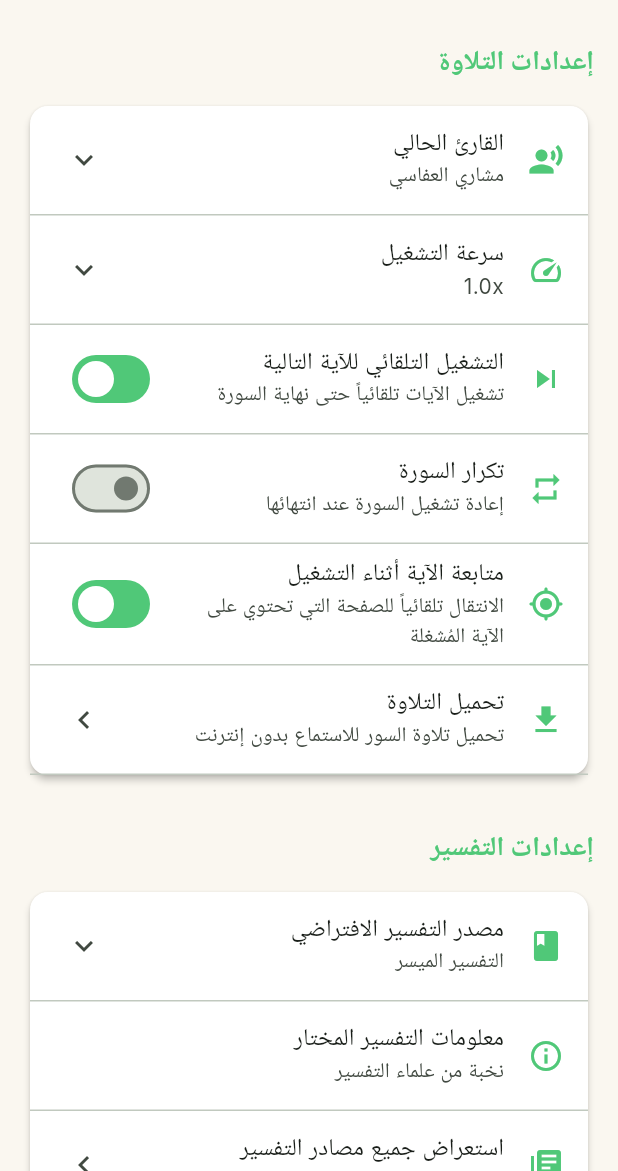
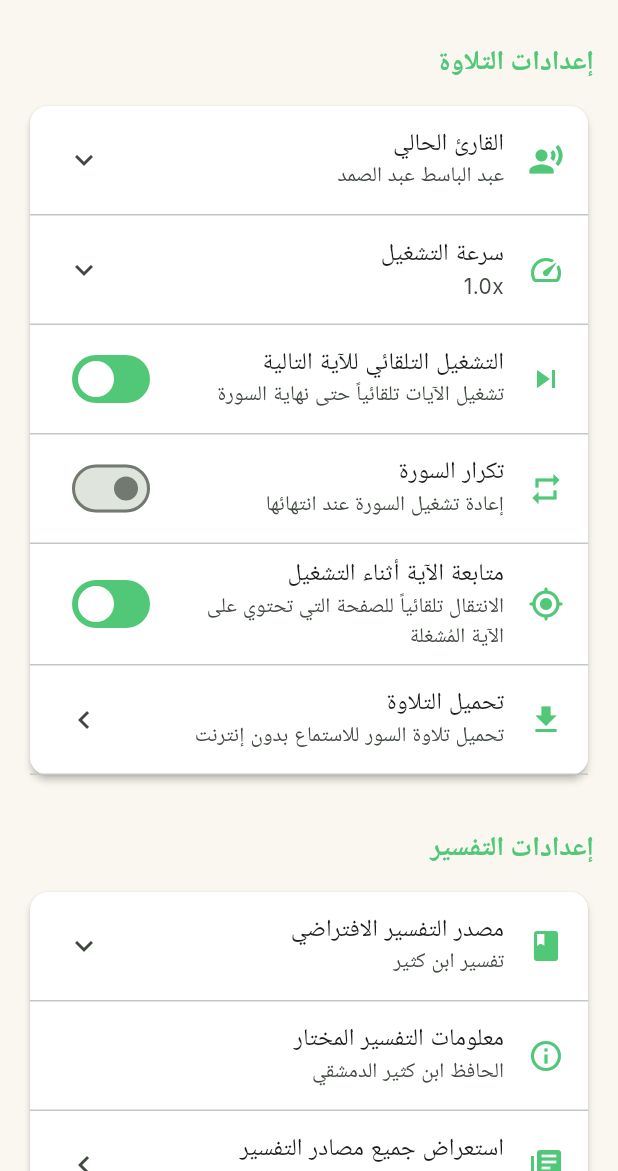
Before and after one commit to helalxp/quran_app, a Flutter app: the SettingsScreen screen opened directly, on a phone screen of 412 x 824 dp, the part 65-1236 px from its top. Run offline on Flutter 3.47's test engine with Material 3 defaults, Android fonts, the light colour scheme and no system bars; our stand-ins replace audio_service, firebase_analytics, firebase_core, flutter_svg, hive_flutter, just_audio and 2 more; accounts and stored records are empty; Roboto replaces fonts that are missing (Inter).

Commit message:
tafsir and reciters all working

```diff
--- a/lib/constants/api_constants.dart
+++ b/lib/constants/api_constants.dart
@@ -26,7 +26,7 @@ class ApiConstants {
   }
 
   static String getVerseTranslation(int surah, int ayah, int translationId) {
-    return '$quranComBase/$translationId/$surah/$ayah';
+    return '$quranComBase$translationId/$surah/$ayah';
   }
 
   /// Mapping from API codes to Arabic reciter names
@@ -54,14 +54,14 @@ class ApiConstants {
 
   /// Audio reciter configurations
   static const Map<String, ReciterConfig> reciterConfigs = {
+    'عبد الباسط عبد الصمد': ReciterConfig(
+      baseUrl: '$everyAyahBase/Abdul_Basit_Murattal_192kbps',
+      fallbackUrl: '$everyAyahBase/AbdulSamad_64kbps_QuranCentral.com',
+      format: 'mp3',
+    ),
     'مشاري راشد العفاسي': ReciterConfig(
       baseUrl: '$everyAyahBase/Alafasy_128kbps',
       fallbackUrl: '$everyAyahBase/Alafasy_64kbps',
-      format: 'mp3',
-    ),
-    'عبد الباسط عبد الصمد': ReciterConfig(
-      baseUrl: '$everyAyahBase/Abdul_Basit_Murattal_192kbps',
-      fallbackUrl: '$everyAyahBase/AbdulSamad_64kbps_QuranCentral.com',
       format: 'mp3',
     ),
     'محمد صديق المنشاوي': ReciterConfig(
--- a/lib/constants/settings_data.dart
+++ b/lib/constants/settings_data.dart
@@ -42,6 +42,17 @@ class SettingsData {
 
   /// Comprehensive tafsir information for settings UI
   static const Map<String, TafsirInfo> tafsirInfo = {
+    'تفسير ابن كثير': TafsirInfo(
+      englishName: 'Ibn Kathir',
+      fullArabicName: 'تفسير القرآن العظيم',
+      author: 'الحافظ ابن كثير الدمشقي',
+      authorLifespan: '(701-774 هـ)',
+      description: 'تفسير شامل ومفصل يعتمد على القرآن والسنة والأثر.',
+      methodology: 'منهج السلف في التفسير بالمأثور',
+      features: ['تفسير بالقرآن والسنة', 'أسباب النزول', 'الأحاديث الصحيحة'],
+      difficulty: 'متوسط إلى متقدم',
+      volumes: '8 مجلدات',
+    ),
     'التفسير الميسر': TafsirInfo(
       englishName: 'Al-Muyassar',
       fullArabicName: 'التفسير الميسر',
@@ -74,17 +85,6 @@ class SettingsData {
       features: ['الوضوح والاعتدال', 'الفوائد العملية', 'التطبيق المعاصر'],
       difficulty: 'متوسط',
       volumes: 'مجلد واحد',
-    ),
-    'تفسير ابن كثير': TafsirInfo(
-      englishName: 'Ibn Kathir',
-      fullArabicName: 'تفسير القرآن العظيم',
-      author: 'الحافظ ابن كثير الدمشقي',
-      authorLifespan: '(701-774 هـ)',
-      description: 'تفسير شامل ومفصل يعتمد على القرآن والسنة والأثر.',
-      methodology: 'منهج السلف في التفسير بالمأثور',
-      features: ['تفسير بالقرآن والسنة', 'أسباب النزول', 'الأحاديث الصحيحة'],
-      difficulty: 'متوسط إلى متقدم',
-      volumes: '8 مجلدات',
     ),
     'تفسير الطبري': TafsirInfo(
       englishName: 'At-Tabari',
--- a/lib/settings_screen.dart
+++ b/lib/settings_screen.dart
@@ -30,8 +30,8 @@ class SettingsScreen extends StatefulWidget {
 class _SettingsScreenState extends State<SettingsScreen> with TickerProviderStateMixin {
   late AnimationController _fadeController;
   late List<AnimationController> _sectionControllers;
-  String _selectedReciter = 'مشاري راشد العفاسي';
-  String _selectedTafsir = 'التفسير الميسر';
+  String _selectedReciter = 'عبد الباسط عبد الصمد';
+  String _selectedTafsir = 'تفسير ابن كثير';
   double _playbackSpeed = 1.0;
   bool _autoPlayNext = true;
   bool _repeatSurah = false;
@@ -49,8 +49,8 @@ class _SettingsScreenState extends State<SettingsScreen> with TickerProviderStat
   // Enhanced reciter list with more options
   // SYNCHRONIZED: This is now the single source of truth for reciters.
   final Map<String, ReciterInfo> _reciters = {
+    'عبد الباسط عبد الصمد': ReciterInfo('Abdul Basit', 'Abdul_Basit_Murattal_192kbps'),
     'مشاري العفاسي': ReciterInfo('Mishary Alafasy', 'Alafasy_128kbps'),
-    'عبد الباسط عبد الصمد': ReciterInfo('Abdul Basit', 'Abdul_Basit_Murattal_192kbps'),
     'عبد الرحمن السديس': ReciterInfo('Abdur-Rahman as-Sudais', 'Sudais_128kbps'),
     'ماهر المعيقلي': ReciterInfo('Maher Al Muaiqly', 'MaherAlMuaiqly128kbps'),
     'محمد صديق المنشاوي': ReciterInfo('Minshawi', 'Minshawi_Murattal_128kbps'),
--- a/pubspec.yaml
+++ b/pubspec.yaml
@@ -2,7 +2,7 @@ name: quran_by_helal
 description: "Quran by Helal - A beautiful Quran reader app with audio recitation and bookmarking features."
 publish_to: 'none'
 
-version: 1.1.3+4
+version: 1.1.4+5
 
 environment:
   sdk: ">=3.7.0 <4.0.0"
```
Also changed, not shown: lib/ayah_actions_sheet.dart (+16 -15 lines), lib/main.dart (+5 -5 lines), 1 other file.
